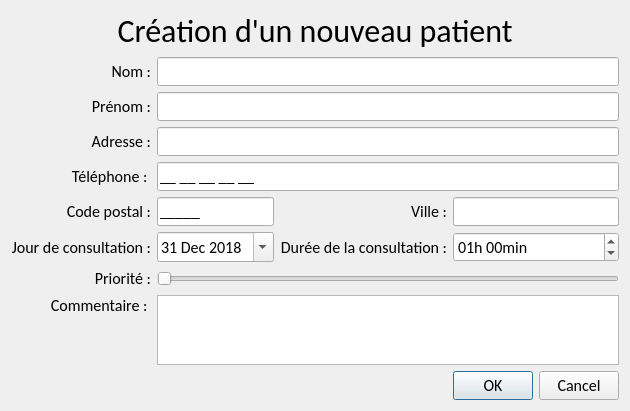
This is createpatientdialog.ui in Neilero/QtProject as Qt 5 draws it before an edit. The edited form follows.
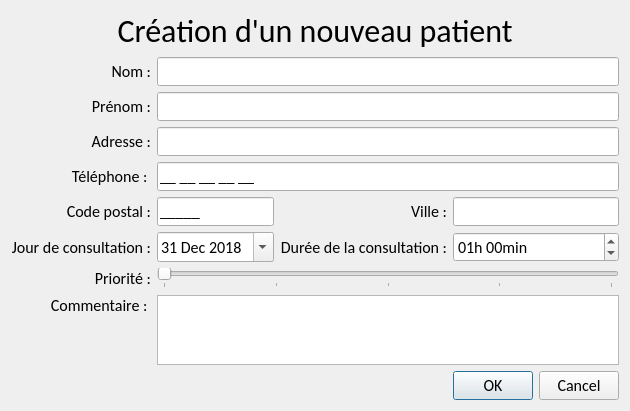
This is the edited form.

Patch:
```diff
--- a/createpatientdialog.ui
+++ b/createpatientdialog.ui
@@ -114,6 +114,12 @@
      <property name="orientation">
       <enum>Qt::Horizontal</enum>
      </property>
+     <property name="tickPosition">
+      <enum>QSlider::TicksBelow</enum>
+     </property>
+     <property name="tickInterval">
+      <number>1</number>
+     </property>
     </widget>
    </item>
    <item row="0" column="0" colspan="4">
```
Left out of the diff: 10 changed lines with no effect on the pictures.
